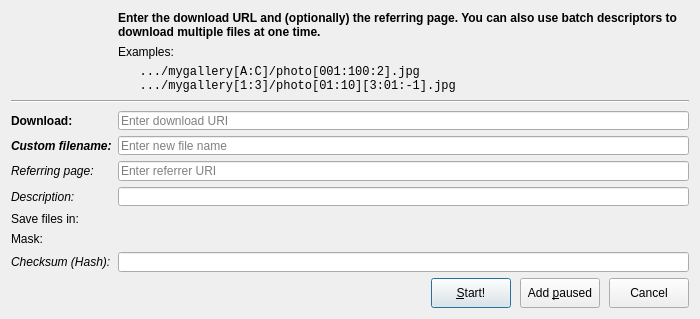
Before: the Qt Designer form src/dialogs/adddownloaddialog.ui in setvisible/ArrowDL, drawn with Qt 5.
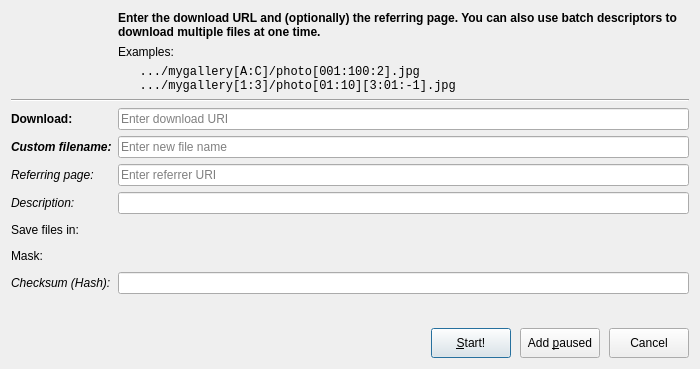
After: the same form once the commit is applied. Icons and pictures are not drawn. Custom widgets are drawn as their Qt base class.

Commit message: Wizard: fix initialization of AddDownloadDialog

What changed in the file:
```diff
--- a/src/dialogs/adddownloaddialog.ui
+++ b/src/dialogs/adddownloaddialog.ui
@@ -7,7 +7,7 @@
     <x>0</x>
     <y>0</y>
     <width>700</width>
-    <height>319</height>
+    <height>357</height>
    </rect>
   </property>
   <property name="windowTitle">
@@ -16,48 +16,113 @@
   <property name="modal">
    <bool>true</bool>
   </property>
-  <layout class="QVBoxLayout" name="verticalLayout" stretch="0,1,0">
+  <layout class="QVBoxLayout" name="verticalLayout">
    <item>
-    <layout class="QGridLayout" name="gridLayout" columnstretch="0,0,0,1">
-     <item row="15" column="1">
-      <widget class="QLabel" name="label_7">
-       <property name="font">
-        <font>
-         <family>Segoe UI</family>
-         <pointsize>9</pointsize>
-         <weight>50</weight>
-         <italic>true</italic>
-         <bold>false</bold>
-        </font>
-       </property>
-       <property name="text">
-        <string>Checksum (Hash):</string>
-       </property>
-      </widget>
-     </item>
-     <item row="0" column="1" rowspan="6">
-      <widget class="QWidget" name="logo" native="true">
+    <layout class="QGridLayout" name="gridLayout">
+     <item row="0" column="1">
+      <widget class="QLabel" name="label_8">
        <property name="sizePolicy">
-        <sizepolicy hsizetype="Minimum" vsizetype="Fixed">
+        <sizepolicy hsizetype="Preferred" vsizetype="MinimumExpanding">
          <horstretch>0</horstretch>
          <verstretch>0</verstretch>
         </sizepolicy>
        </property>
-       <property name="minimumSize">
-        <size>
-         <width>64</width>
-         <height>64</height>
-        </size>
+       <property name="font">
+        <font>
+         <family>Segoe UI</family>
+         <pointsize>9</pointsize>
+         <weight>75</weight>
+         <bold>true</bold>
+        </font>
        </property>
-       <property name="styleSheet">
-        <string notr="true">image: url(:/icons/logo/dza_128x128.png);</string>
+       <property name="text">
+        <string>Enter the download URL and (optionally) the referring page. You can also use batch descriptors to download multiple files at one time.</string>
        </property>
+       <property name="wordWrap">
+        <bool>true</bool>
+       </property>
       </widget>
      </item>
-     <item row="14" column="2" colspan="2">
-      <widget class="MaskWidget" name="maskWidget" native="true"/>
+     <item row="1" column="1">
+      <widget class="QLabel" name="label_10">
+       <property name="font">
+        <font>
+         <family>Segoe UI</family>
+         <pointsize>9</pointsize>
+        </font>
+       </property>
+       <property name="text">
+        <string>Examples:</string>
+       </property>
+      </widget>
      </item>
-     <item row="10" column="1">
+     <item row="2" column="1">
+      <widget class="QLabel" name="label_9">
+       <property name="font">
+        <font>
+         <family>Courier New</family>
+         <pointsize>9</pointsize>
+        </font>
+       </property>
+       <property name="text">
+        <string>   .../mygallery[A:C]/photo[001:100:2].jpg
+   .../mygallery[1:3]/photo[01:10][3:01:-1].jpg</string>
+       </property>
+      </widget>
+     </item>
+     <item row="3" column="0" colspan="2">
+      <widget class="Line" name="line">
+       <property name="orientation">
+        <enum>Qt::Horizontal</enum>
+       </property>
+      </widget>
+     </item>
+     <item row="4" column="0">
+      <widget class="QLabel" name="label">
+       <property name="font">
+        <font>
+         <family>Segoe UI</family>
+         <pointsize>9</pointsize>
+         <weight>75</weight>
+         <bold>true</bold>
+        </font>
+       </property>
+       <property name="text">
+        <string>Download:</string>
+       </property>
+      </widget>
+     </item>
+     <item row="4" column="1">
+      <widget class="QLineEdit" name="downloadLineEdit">
+       <property name="placeholderText">
+        <string>Enter download URI</string>
+       </property>
+      </widget>
+     </item>
+     <item row="5" column="0">
+      <widget class="QLabel" name="label_2">
+       <property name="font">
+        <font>
+         <family>Segoe UI</family>
+         <pointsize>9</pointsize>
+         <weight>75</weight>
+         <italic>true</italic>
+         <bold>true</bold>
+        </font>
+       </property>
+       <property name="text">
+        <string>Custom filename:</string>
+       </property>
+      </widget>
+     </item>
+     <item row="5" column="1">
+      <widget class="QLineEdit" name="filenameLineEdit">
+       <property name="placeholderText">
+        <string>Enter new file name</string>
+       </property>
+      </widget>
+     </item>
+     <item row="6" column="0">
       <widget class="QLabel" name="label_3">
        <property name="font">
         <font>
@@ -73,7 +138,14 @@
        </property>
       </widget>
      </item>
-     <item row="11" column="1">
+     <item row="6" column="1">
+      <widget class="QLineEdit" name="referrerLineEdit">
+       <property name="placeholderText">
+        <string>Enter referrer URI</string>
+       </property>
+      </widget>
+     </item>
+     <item row="7" column="0">
       <widget class="QLabel" name="label_4">
        <property name="font">
         <font>
@@ -89,14 +161,10 @@
        </property>
       </widget>
      </item>
-     <item row="9" column="2" colspan="2">
-      <widget class="QLineEdit" name="filenameLineEdit">
-       <property name="placeholderText">
-        <string>Enter new file name</string>
-       </property>
-      </widget>
+     <item row="7" column="1">
+      <widget class="QLineEdit" name="descriptionLineEdit"/>
      </item>
-     <item row="12" column="1" rowspan="2">
+     <item row="8" column="0">
       <widget class="QLabel" name="label_5">
        <property name="font">
         <font>
@@ -112,7 +180,17 @@
        </property>
       </widget>
      </item>
-     <item row="14" column="1">
+     <item row="8" column="1">
+      <widget class="PathWidget" name="pathWidget" native="true">
+       <property name="minimumSize">
+        <size>
+         <width>0</width>
+         <height>20</height>
+        </size>
+       </property>
+      </widget>
+     </item>
+     <item row="9" column="0">
       <widget class="QLabel" name="label_6">
        <property name="font">
         <font>
@@ -129,114 +207,50 @@
       </widget>
      </item>
      <item row="9" column="1">
-      <widget class="QLabel" name="label_2">
+      <widget class="MaskWidget" name="maskWidget" native="true">
+       <property name="minimumSize">
+        <size>
+         <width>0</width>
+         <height>20</height>
+        </size>
+       </property>
+      </widget>
+     </item>
+     <item row="10" column="0">
+      <widget class="QLabel" name="label_7">
        <property name="font">
         <font>
          <family>Segoe UI</family>
          <pointsize>9</pointsize>
-         <weight>75</weight>
+         <weight>50</weight>
          <italic>true</italic>
-         <bold>true</bold>
+         <bold>false</bold>
         </font>
        </property>
        <property name="text">
-        <string>Custom filename:</string>
+        <string>Checksum (Hash):</string>
        </property>
       </widget>
      </item>
-     <item row="0" column="2" rowspan="2" colspan="2">
-      <widget class="QLabel" name="label_8">
-       <property name="sizePolicy">
-        <sizepolicy hsizetype="Preferred" vsizetype="Ignored">
-         <horstretch>0</horstretch>
-         <verstretch>0</verstretch>
-        </sizepolicy>
-       </property>
-       <property name="font">
-        <font>
-         <family>Segoe UI</family>
-         <pointsize>9</pointsize>
-         <weight>75</weight>
-         <bold>true</bold>
-        </font>
-       </property>
-       <property name="text">
-        <string>Enter the download URL and (optionally) the referring page. You can also use batch descriptors to download multiple files at one time.</string>
-       </property>
-       <property name="wordWrap">
-        <bool>true</bool>
-       </property>
-      </widget>
-     </item>
-     <item row="2" column="2" colspan="2">
-      <widget class="QLabel" name="label_10">
-       <property name="font">
-        <font>
-         <family>Segoe UI</family>
-         <pointsize>9</pointsize>
-        </font>
-       </property>
-       <property name="text">
-        <string>Examples:</string>
-       </property>
-      </widget>
-     </item>
-     <item row="15" column="2" colspan="2">
+     <item row="10" column="1">
       <widget class="QLineEdit" name="hashLineEdit"/>
      </item>
-     <item row="11" column="2" colspan="2">
-      <widget class="QLineEdit" name="descriptionLineEdit"/>
-     </item>
-     <item row="10" column="2" colspan="2">
-      <widget class="QLineEdit" name="referrerLineEdit">
-       <property name="placeholderText">
-        <string>Enter referrer URI</string>
+     <item row="0" column="0" rowspan="3">
+      <widget class="QWidget" name="logo" native="true">
+       <property name="sizePolicy">
+        <sizepolicy hsizetype="Minimum" vsizetype="Fixed">
+         <horstretch>0</horstretch>
+         <verstretch>0</verstretch>
+        </sizepolicy>
        </property>
-      </widget>
-     </item>
-     <item row="12" column="2" rowspan="2" colspan="2">
-      <widget class="PathWidget" name="pathWidget" native="true"/>
-     </item>
-     <item row="8" column="1">
-      <widget class="QLabel" name="label">
-       <property name="font">
-        <font>
-         <family>Segoe UI</family>
-         <pointsize>9</pointsize>
-         <weight>75</weight>
-         <bold>true</bold>
-        </font>
+       <property name="minimumSize">
+        <size>
+         <width>64</width>
+         <height>64</height>
+        </size>
        </property>
-       <property name="text">
-        <string>Download:</string>
-       </property>
-      </widget>
-     </item>
-     <item row="8" column="2" colspan="2">
-      <widget class="QLineEdit" name="downloadLineEdit">
-       <property name="placeholderText">
-        <string>Enter download URI</string>
-       </property>
-      </widget>
-     </item>
-     <item row="6" column="1" rowspan="2" colspan="3">
-      <widget class="Line" name="line">
-       <property name="orientation">
-        <enum>Qt::Horizontal</enum>
-       </property>
-      </widget>
-     </item>
-     <item row="3" column="2" rowspan="3" colspan="2">
-      <widget class="QLabel" name="label_9">
-       <property name="font">
-        <font>
-         <family>Courier New</family>
-         <pointsize>9</pointsize>
-        </font>
-       </property>
-       <property name="text">
-        <string>   .../mygallery[A:C]/photo[001:100:2].jpg
-   .../mygallery[1:3]/photo[01:10][3:01:-1].jpg</string>
+       <property name="styleSheet">
+        <string notr="true">image: url(:/icons/logo/dza_128x128.png);</string>
        </property>
       </widget>
      </item>
@@ -320,18 +334,18 @@
   </layout>
  </widget>
  <customwidgets>
-  <customwidget>
-   <class>PathWidget</class>
-   <extends>QWidget</extends>
-   <header>Widgets\PathWidget</header>
-   <container>1</container>
-  </customwidget>
   <customwidget>
    <class>MaskWidget</class>
    <extends>QWidget</extends>
    <header>Widgets\MaskWidget</header>
    <container>1</container>
   </customwidget>
+  <customwidget>
+   <class>PathWidget</class>
+   <extends>QWidget</extends>
+   <header>Widgets/PathWidget</header>
+   <container>1</container>
+  </customwidget>
  </customwidgets>
  <tabstops>
   <tabstop>downloadLineEdit</tabstop>
```
The commit also changes 2 other files.
